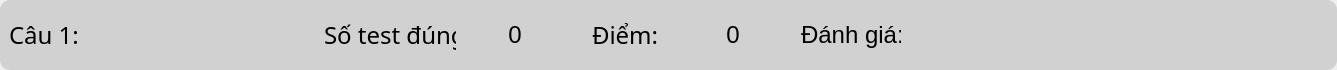
The window that UI_Files/result_frame.ui (hoangm960/Astraea) describes before a commit, drawn with Qt 5.
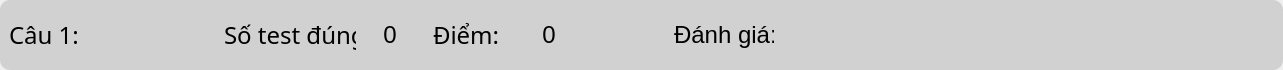
The same window after the commit.

What changed in the file:
```diff
--- a/UI_Files/result_frame.ui
+++ b/UI_Files/result_frame.ui
@@ -6,7 +6,7 @@
    <rect>
     <x>0</x>
     <y>0</y>
-    <width>1337</width>
+    <width>1283</width>
     <height>70</height>
    </rect>
   </property>
@@ -79,13 +79,13 @@
        <widget class="QLabel" name="test_file_label">
         <property name="minimumSize">
          <size>
-          <width>300</width>
+          <width>200</width>
           <height>0</height>
          </size>
         </property>
         <property name="maximumSize">
          <size>
-          <width>300</width>
+          <width>200</width>
           <height>16777215</height>
          </size>
         </property>
@@ -172,6 +172,9 @@
                <property name="topMargin">
                 <number>0</number>
                </property>
+               <property name="rightMargin">
+                <number>0</number>
+               </property>
                <property name="bottomMargin">
                 <number>0</number>
                </property>
@@ -219,13 +222,13 @@
                 <widget class="QFrame" name="frame_6">
                  <property name="minimumSize">
                   <size>
-                   <width>100</width>
+                   <width>50</width>
                    <height>0</height>
                   </size>
                  </property>
                  <property name="maximumSize">
                   <size>
-                   <width>100</width>
+                   <width>50</width>
                    <height>16777215</height>
                   </size>
                  </property>
@@ -241,6 +244,21 @@
                   <enum>QFrame::Raised</enum>
                  </property>
                  <layout class="QGridLayout" name="gridLayout_6">
+                  <property name="leftMargin">
+                   <number>0</number>
+                  </property>
+                  <property name="topMargin">
+                   <number>0</number>
+                  </property>
+                  <property name="rightMargin">
+                   <number>0</number>
+                  </property>
+                  <property name="bottomMargin">
+                   <number>0</number>
+                  </property>
+                  <property name="spacing">
+                   <number>0</number>
+                  </property>
                   <item row="0" column="0">
                    <widget class="QLabel" name="correct_num">
                     <property name="font">
@@ -327,13 +345,13 @@
                 <widget class="QFrame" name="frame_8">
                  <property name="minimumSize">
                   <size>
-                   <width>100</width>
+                   <width>50</width>
                    <height>0</height>
                   </size>
                  </property>
                  <property name="maximumSize">
                   <size>
-                   <width>100</width>
+                   <width>50</width>
                    <height>16777215</height>
                   </size>
                  </property>
@@ -344,8 +362,35 @@
                   <enum>QFrame::Raised</enum>
                  </property>
                  <layout class="QGridLayout" name="gridLayout_8">
+                  <property name="leftMargin">
+                   <number>0</number>
+                  </property>
+                  <property name="topMargin">
+                   <number>0</number>
+                  </property>
+                  <property name="rightMargin">
+                   <number>0</number>
+                  </property>
+                  <property name="bottomMargin">
+                   <number>0</number>
+                  </property>
+                  <property name="spacing">
+                   <number>0</number>
+                  </property>
                   <item row="0" column="0">
                    <widget class="QLabel" name="Score_box">
+                    <property name="minimumSize">
+                     <size>
+                      <width>50</width>
+                      <height>0</height>
+                     </size>
+                    </property>
+                    <property name="maximumSize">
+                     <size>
+                      <width>50</width>
+                      <height>16777215</height>
+                     </size>
+                    </property>
                     <property name="font">
                      <font>
                       <pointsize>18</pointsize>
@@ -367,6 +412,12 @@
             </item>
             <item>
              <widget class="QFrame" name="frame_9">
+              <property name="minimumSize">
+               <size>
+                <width>700</width>
+                <height>0</height>
+               </size>
+              </property>
               <property name="frameShape">
                <enum>QFrame::StyledPanel</enum>
               </property>
@@ -375,7 +426,7 @@
               </property>
               <layout class="QGridLayout" name="gridLayout_12">
                <property name="leftMargin">
-                <number>9</number>
+                <number>0</number>
                </property>
                <property name="topMargin">
                 <number>0</number>
@@ -398,6 +449,21 @@
                   <enum>QFrame::Raised</enum>
                  </property>
                  <layout class="QGridLayout" name="gridLayout_14">
+                  <property name="leftMargin">
+                   <number>0</number>
+                  </property>
+                  <property name="topMargin">
+                   <number>0</number>
+                  </property>
+                  <property name="rightMargin">
+                   <number>0</number>
+                  </property>
+                  <property name="bottomMargin">
+                   <number>0</number>
+                  </property>
+                  <property name="spacing">
+                   <number>0</number>
+                  </property>
                   <item row="0" column="0">
                    <widget class="QLabel" name="detail_entry">
                     <property name="minimumSize">
```
